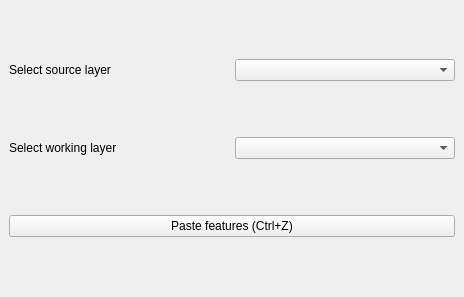
The window that naficp/ui/naficp_dockwidget_base.ui (nafi-org/nafi-qgis) describes before a commit, drawn with Qt 5.
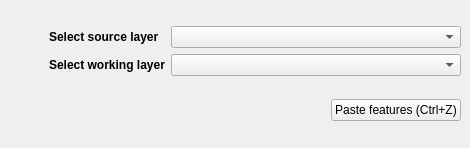
The same window after the commit. Custom widgets are drawn as their Qt base class.

```diff
--- a/naficp/ui/naficp_dockwidget_base.ui
+++ b/naficp/ui/naficp_dockwidget_base.ui
@@ -6,17 +6,103 @@
    <rect>
     <x>0</x>
     <y>0</y>
-    <width>464</width>
-    <height>297</height>
+    <width>470</width>
+    <height>148</height>
    </rect>
   </property>
+  <property name="sizePolicy">
+   <sizepolicy hsizetype="Preferred" vsizetype="Preferred">
+    <horstretch>0</horstretch>
+    <verstretch>0</verstretch>
+   </sizepolicy>
+  </property>
+  <property name="minimumSize">
+   <size>
+    <width>416</width>
+    <height>148</height>
+   </size>
+  </property>
   <property name="windowTitle">
    <string>NAFI Copy and Paste</string>
   </property>
   <widget class="QWidget" name="dockWidgetContents">
    <layout class="QGridLayout" name="gridLayout">
+    <item row="4" column="0">
+     <layout class="QHBoxLayout" name="horizontalLayout">
+      <item>
+       <spacer name="pasteFeaturesSpacer">
+        <property name="orientation">
+         <enum>Qt::Horizontal</enum>
+        </property>
+        <property name="sizeType">
+         <enum>QSizePolicy::MinimumExpanding</enum>
+        </property>
+        <property name="sizeHint" stdset="0">
+         <size>
+          <width>40</width>
+          <height>20</height>
+         </size>
+        </property>
+       </spacer>
+      </item>
+      <item>
+       <widget class="QPushButton" name="pasteFeaturesButton">
+        <property name="sizePolicy">
+         <sizepolicy hsizetype="Minimum" vsizetype="Fixed">
+          <horstretch>0</horstretch>
+          <verstretch>0</verstretch>
+         </sizepolicy>
+        </property>
+        <property name="minimumSize">
+         <size>
+          <width>0</width>
+          <height>0</height>
+         </size>
+        </property>
+        <property name="maximumSize">
+         <size>
+          <width>16777215</width>
+          <height>16777215</height>
+         </size>
+        </property>
+        <property name="toolTip">
+         <string>Click, or press the 'Q' key to paste features</string>
+        </property>
+        <property name="layoutDirection">
+         <enum>Qt::RightToLeft</enum>
+        </property>
+        <property name="text">
+         <string>Paste features (Ctrl+Z)</string>
+        </property>
+       </widget>
+      </item>
+     </layout>
+    </item>
     <item row="0" column="0">
+     <layout class="QHBoxLayout" name="layersLayout">
+      <item>
+       <layout class="QVBoxLayout" name="labelsLayout">
+        <property name="sizeConstraint">
+         <enum>QLayout::SetMinimumSize</enum>
+        </property>
+        <item>
      <layout class="QHBoxLayout" name="sourceLayerLayout">
+          <item>
+           <spacer name="sourceLayerSpacer">
+            <property name="orientation">
+             <enum>Qt::Horizontal</enum>
+            </property>
+            <property name="sizeType">
+             <enum>QSizePolicy::Minimum</enum>
+            </property>
+            <property name="sizeHint" stdset="0">
+             <size>
+              <width>40</width>
+              <height>20</height>
+             </size>
+            </property>
+           </spacer>
+          </item>
       <item>
        <widget class="QLabel" name="sourceLayerLabel">
         <property name="sizePolicy">
@@ -25,18 +111,43 @@
           <verstretch>0</verstretch>
          </sizepolicy>
         </property>
+            <property name="maximumSize">
+             <size>
+              <width>150</width>
+              <height>16777215</height>
+             </size>
+            </property>
+            <property name="font">
+             <font>
+              <weight>75</weight>
+              <bold>true</bold>
+             </font>
+            </property>
         <property name="text">
          <string>Select source layer</string>
         </property>
        </widget>
       </item>
-      <item>
-       <widget class="QgsMapLayerComboBox" name="sourceLayerComboBox"/>
-      </item>
-     </layout>
-    </item>
-    <item row="1" column="0">
+         </layout>
+        </item>
+        <item>
      <layout class="QHBoxLayout" name="workingLayerLayout">
+          <item>
+           <spacer name="workingLayerSpacer">
+            <property name="orientation">
+             <enum>Qt::Horizontal</enum>
+            </property>
+            <property name="sizeType">
+             <enum>QSizePolicy::Minimum</enum>
+            </property>
+            <property name="sizeHint" stdset="0">
+             <size>
+              <width>40</width>
+              <height>20</height>
+             </size>
+            </property>
+           </spacer>
+          </item>
       <item>
        <widget class="QLabel" name="workingLayerLabel">
         <property name="sizePolicy">
@@ -45,32 +156,76 @@
           <verstretch>0</verstretch>
          </sizepolicy>
         </property>
+            <property name="maximumSize">
+             <size>
+              <width>150</width>
+              <height>16777215</height>
+             </size>
+            </property>
+            <property name="font">
+             <font>
+              <weight>75</weight>
+              <bold>true</bold>
+             </font>
+            </property>
         <property name="text">
          <string>Select working layer</string>
         </property>
        </widget>
       </item>
+         </layout>
+        </item>
+       </layout>
+      </item>
+      <item>
+       <layout class="QVBoxLayout" name="mapLayerComboBoxLayout">
+        <item>
+         <widget class="QgsMapLayerComboBox" name="sourceLayerComboBox">
+          <property name="sizePolicy">
+           <sizepolicy hsizetype="MinimumExpanding" vsizetype="Fixed">
+            <horstretch>0</horstretch>
+            <verstretch>0</verstretch>
+           </sizepolicy>
+          </property>
+          <property name="minimumSize">
+           <size>
+            <width>200</width>
+            <height>0</height>
+           </size>
+          </property>
+          <property name="maximumSize">
+           <size>
+            <width>400</width>
+            <height>16777215</height>
+           </size>
+          </property>
+         </widget>
+        </item>
       <item>
        <widget class="QgsMapLayerComboBox" name="workingLayerComboBox">
         <property name="sizePolicy">
-         <sizepolicy hsizetype="Preferred" vsizetype="Fixed">
+           <sizepolicy hsizetype="MinimumExpanding" vsizetype="Fixed">
           <horstretch>0</horstretch>
           <verstretch>0</verstretch>
          </sizepolicy>
         </property>
+          <property name="minimumSize">
+           <size>
+            <width>200</width>
+            <height>0</height>
+           </size>
+          </property>
+          <property name="maximumSize">
+           <size>
+            <width>400</width>
+            <height>16777215</height>
+           </size>
+          </property>
        </widget>
       </item>
      </layout>
     </item>
-    <item row="2" column="0">
-     <widget class="QPushButton" name="pasteFeaturesButton">
-      <property name="toolTip">
-       <string>Click, or press the 'Q' key to paste features</string>
-      </property>
-      <property name="text">
-       <string>Paste features (Ctrl+Z)</string>
-      </property>
-     </widget>
+     </layout>
     </item>
    </layout>
   </widget>
```
Left out of the diff: 1 changed line with no effect on the pictures. Lines whose indentation alone changed are shown as unchanged.
